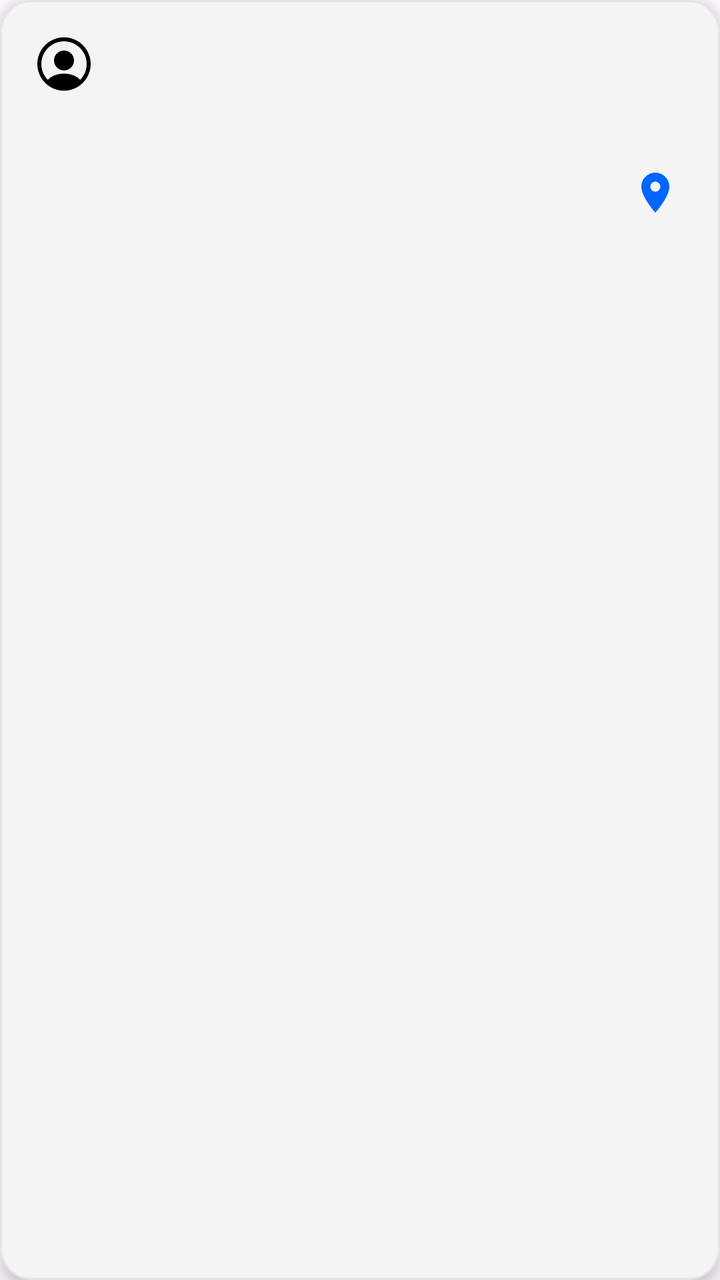
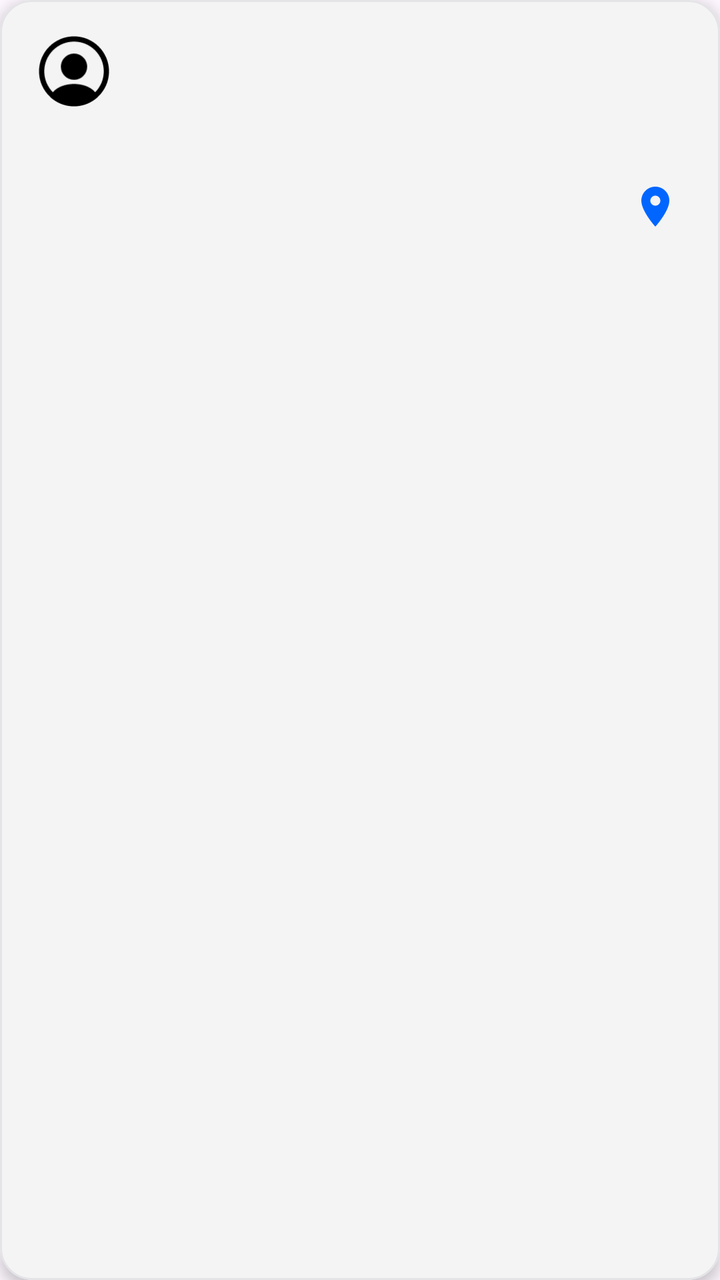

Before-and-after screenshots of an Android layout around one commit, followed by the original layout XML and the change that was made.
<!-- AndroidManifest.xml: application theme Theme.Travel -->
<!-- res/layout/item_feed_trip.xml -->
<?xml version="1.0" encoding="utf-8"?>
<com.google.android.material.card.MaterialCardView
    xmlns:android="http://schemas.android.com/apk/res/android"
    xmlns:app="http://schemas.android.com/apk/res-auto"
    android:layout_width="match_parent"
    android:layout_height="wrap_content"
    android:layout_marginHorizontal="12dp"
    android:layout_marginVertical="8dp"
    app:cardCornerRadius="16dp"
    app:cardElevation="4dp"
    app:cardBackgroundColor="#F4F4F5"
    app:strokeColor="#E4E4E7"
    app:strokeWidth="1dp">

    <androidx.constraintlayout.widget.ConstraintLayout
        android:layout_width="match_parent"
        android:layout_height="wrap_content"
        android:padding="16dp">

        <ImageView
            android:id="@+id/profilePicture"
            android:layout_width="32dp"
            android:layout_height="32dp"
            android:src="@drawable/ic_profile"
            android:scaleType="centerCrop"
            app:layout_constraintTop_toTopOf="parent"
            app:layout_constraintStart_toStartOf="parent" />

        <TextView
            android:id="@+id/activityText"
            android:layout_width="0dp"
            android:layout_height="wrap_content"
            android:layout_marginStart="12dp"
            android:textSize="14sp"
            android:textColor="@color/text_primary"
            android:fontFamily="@font/mont_bold"
            app:layout_constraintTop_toTopOf="@id/profilePicture"
            app:layout_constraintBottom_toBottomOf="@id/profilePicture"
            app:layout_constraintStart_toEndOf="@id/profilePicture"
            app:layout_constraintEnd_toEndOf="parent" />

        <TextView
            android:id="@+id/tripName"
            android:layout_width="0dp"
            android:layout_height="wrap_content"
            android:layout_marginTop="12dp"
            android:textSize="18sp"
            android:maxLines="1"
            android:ellipsize="end"
            android:textColor="@color/text_primary"
            android:fontFamily="@font/mont_heavy"
            app:layout_constraintWidth_percent="0.9"
            app:layout_constraintHorizontal_bias="0"
            app:layout_constraintTop_toBottomOf="@id/profilePicture"
            app:layout_constraintStart_toStartOf="parent"
            app:layout_constraintEnd_toEndOf="parent" />

        <TextView
            android:id="@+id/tripDate"
            android:layout_width="0dp"
            android:layout_height="wrap_content"
            android:layout_marginTop="4dp"
            android:textSize="12sp"
            app:layout_constraintWidth_percent="0.9"
            app:layout_constraintHorizontal_bias="0"
            android:textColor="@color/text_secondary"
            android:fontFamily="@font/mont_bold"
            app:layout_constraintTop_toBottomOf="@id/tripName"
            app:layout_constraintStart_toStartOf="parent"
            app:layout_constraintEnd_toEndOf="parent" />

        <TextView
            android:id="@+id/likesCount"
            android:layout_width="wrap_content"
            android:layout_height="wrap_content"
            android:layout_marginTop="8dp"
            android:textSize="14sp"
            android:textColor="@color/text_muted"
            android:fontFamily="@font/mont_bold"
            app:layout_constraintTop_toBottomOf="@id/tripDate"
            app:layout_constraintStart_toStartOf="parent"
            app:layout_constraintBottom_toBottomOf="parent" />

        <ImageButton
            android:id="@+id/mapButton"
            android:layout_width="24dp"
            android:layout_height="24dp"
            android:tint="@color/Azur"
            android:background="?attr/selectableItemBackgroundBorderless"
            android:contentDescription="View on map"
            android:scaleType="centerInside"
            android:src="@drawable/ic_location"

            app:layout_constraintEnd_toEndOf="parent"
            app:layout_constraintStart_toEndOf="@+id/tripDate"
            app:layout_constraintTop_toBottomOf="@+id/tripName" />

    </androidx.constraintlayout.widget.ConstraintLayout>

</com.google.android.material.card.MaterialCardView>
<!-- resources referenced by this layout -->
<resources>
  <color name="Azur">#0066FF</color>
  <color name="text_muted">#FF71717A</color>
  <color name="text_primary">#FF18181B</color>
  <color name="text_secondary">#FFA1A1AA</color>
  <!-- drawable ic_location (drawable) -->
  <?xml version="1.0" encoding="utf-8"?>
  <vector xmlns:android="http://schemas.android.com/apk/res/android"
      android:width="24dp"
      android:height="24dp"
      android:viewportWidth="24"
      android:viewportHeight="24">
      <path
          android:fillColor="@color/Azur"
          android:pathData="M12,2C8.13,2 5,5.13 5,9c0,5.25 7,13 7,13s7,-7.75 7,-13c0,-3.87 -3.13,-7 -7,-7zM12,11.5c-1.38,0 -2.5,-1.12 -2.5,-2.5s1.12,-2.5 2.5,-2.5 2.5,1.12 2.5,2.5 -1.12,2.5 -2.5,2.5z" />
  </vector>
  <!-- drawable ic_profile (drawable) -->
  <vector xmlns:android="http://schemas.android.com/apk/res/android"
      android:width="200dp"
      android:height="200dp"
      android:viewportWidth="24"
      android:viewportHeight="24">
    <path
        android:pathData="M22,12C22,6.49 17.51,2 12,2C6.49,2 2,6.49 2,12C2,14.9 3.25,17.51 5.23,19.34C5.23,19.35 5.23,19.35 5.22,19.36C5.32,19.46 5.44,19.54 5.54,19.63C5.6,19.68 5.65,19.73 5.71,19.77C5.89,19.92 6.09,20.06 6.28,20.2C6.35,20.25 6.41,20.29 6.48,20.34C6.67,20.47 6.87,20.59 7.08,20.7C7.15,20.74 7.23,20.79 7.3,20.83C7.5,20.94 7.71,21.04 7.93,21.13C8.01,21.17 8.09,21.21 8.17,21.24C8.39,21.33 8.61,21.41 8.83,21.48C8.91,21.51 8.99,21.54 9.07,21.56C9.31,21.63 9.55,21.69 9.79,21.75C9.86,21.77 9.93,21.79 10.01,21.8C10.29,21.86 10.57,21.9 10.86,21.93C10.9,21.93 10.94,21.94 10.98,21.95C11.32,21.98 11.66,22 12,22C12.34,22 12.68,21.98 13.01,21.95C13.05,21.95 13.09,21.94 13.13,21.93C13.42,21.9 13.7,21.86 13.98,21.8C14.05,21.79 14.12,21.76 14.2,21.75C14.44,21.69 14.69,21.64 14.92,21.56C15,21.53 15.08,21.5 15.16,21.48C15.38,21.4 15.61,21.33 15.82,21.24C15.9,21.21 15.98,21.17 16.06,21.13C16.27,21.04 16.48,20.94 16.69,20.83C16.77,20.79 16.84,20.74 16.91,20.7C17.11,20.58 17.31,20.47 17.51,20.34C17.58,20.3 17.64,20.25 17.71,20.2C17.91,20.06 18.1,19.92 18.28,19.77C18.34,19.72 18.39,19.67 18.45,19.63C18.56,19.54 18.67,19.45 18.77,19.36C18.77,19.35 18.77,19.35 18.76,19.34C20.75,17.51 22,14.9 22,12ZM16.94,16.97C14.23,15.15 9.79,15.15 7.06,16.97C6.62,17.26 6.26,17.6 5.96,17.97C4.44,16.43 3.5,14.32 3.5,12C3.5,7.31 7.31,3.5 12,3.5C16.69,3.5 20.5,7.31 20.5,12C20.5,14.32 19.56,16.43 18.04,17.97C17.75,17.6 17.38,17.26 16.94,16.97Z"
        android:fillColor="#000000"/>
    <path
        android:pathData="M12,6.93C9.93,6.93 8.25,8.61 8.25,10.68C8.25,12.71 9.84,14.36 11.95,14.42C11.98,14.42 12.02,14.42 12.04,14.42C12.06,14.42 12.09,14.42 12.11,14.42C12.12,14.42 12.13,14.42 12.13,14.42C14.15,14.35 15.74,12.71 15.75,10.68C15.75,8.61 14.07,6.93 12,6.93Z"
        android:fillColor="#000000"/>
  </vector>
  <style name="Theme.Travel" parent="Theme.Material3.DayNight.NoActionBar">
          <item name="colorPrimary">#2196F3</item>
          <item name="colorOnPrimary">@android:color/white</item>
      </style>
</resources>

<!-- the commit's change to res/layout/item_feed_trip.xml (unified diff, before → after) -->
@@ -19,12 +19,12 @@
 
         <ImageView
             android:id="@+id/profilePicture"
-            android:layout_width="32dp"
-            android:layout_height="32dp"
+            android:layout_width="42dp"
+            android:layout_height="39dp"
+            android:scaleType="centerCrop"
             android:src="@drawable/ic_profile"
-            android:scaleType="centerCrop"
-            app:layout_constraintTop_toTopOf="parent"
-            app:layout_constraintStart_toStartOf="parent" />
+            app:layout_constraintStart_toStartOf="parent"
+            app:layout_constraintTop_toTopOf="parent" />
 
         <TextView
             android:id="@+id/activityText"
